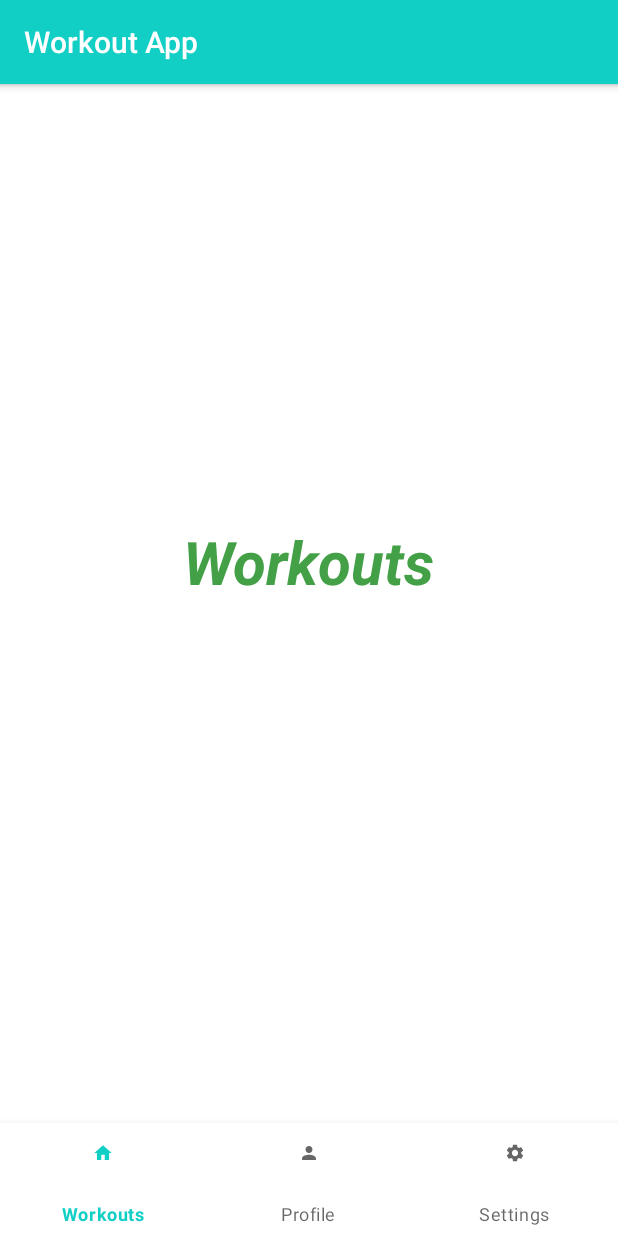
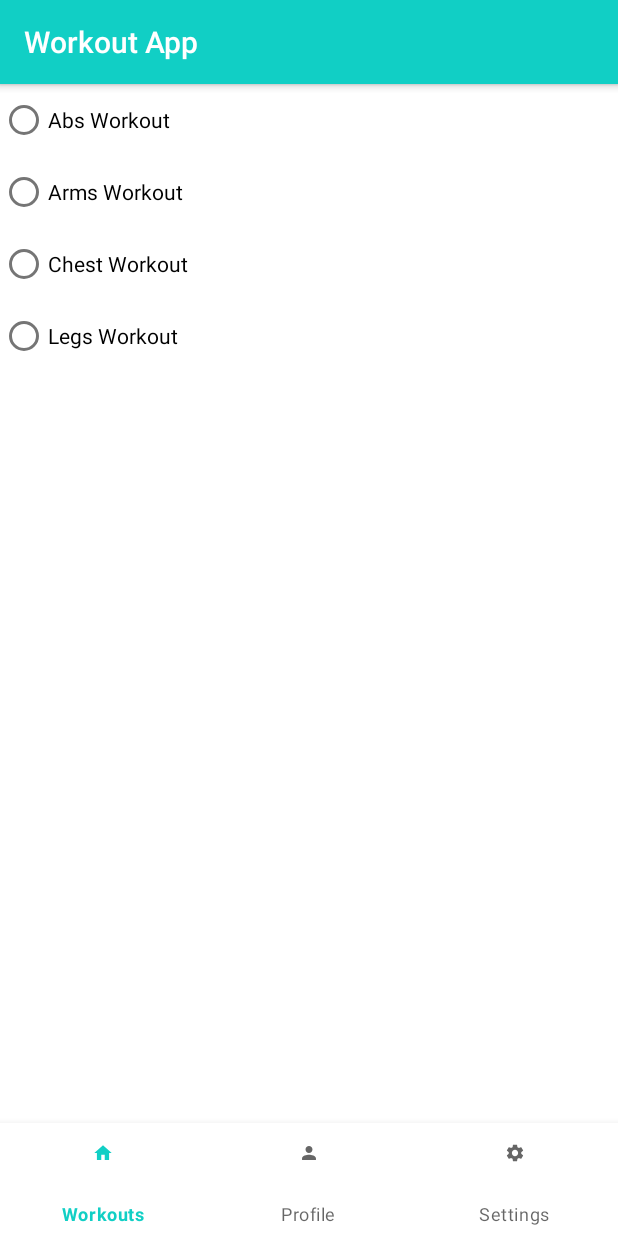
Before and after one commit to lewismuchoki/android-coursework, an Android app: the screen it shows after launch once a user with an empty profile is signed in (MainActivity), on a phone screen of 412 x 824 dp. Run offline under Robolectric (Android 15) with nearby library versions, the phone set to English and light mode, and no system bars; our stand-ins replace Firebase (no records; nobody signed in at launch, a user with empty details on screens opened directly); Roboto replaces fonts that are not available here.

Commit message:
Screen layouts

```diff
--- a/app/src/main/res/layout/fragment_workouts.xml
+++ b/app/src/main/res/layout/fragment_workouts.xml
@@ -6,24 +6,45 @@
     android:layout_height="match_parent"
     tools:context=".MainActivity">
 
+    <LinearLayout
+        android:id="@+id/linearLayout"
+        android:layout_width="0dp"
+        android:layout_height="605dp"
+        android:orientation="vertical"
+        app:layout_constraintEnd_toEndOf="parent"
+        app:layout_constraintStart_toStartOf="parent"
+        app:layout_constraintTop_toTopOf="parent">
+
         <include
             android:id="@+id/content"
             layout="@layout/toolbar_layout"
             android:layout_width="match_parent"
             android:layout_height="wrap_content" />
 
-    <TextView
-        android:id="@+id/workoutsFragment"
-        android:layout_width="wrap_content"
+        <RadioButton
+            android:id="@+id/radioButton"
+            android:layout_width="match_parent"
             android:layout_height="wrap_content"
-        android:text="Workouts"
-        android:textColor="#43a047"
-        android:textSize="40sp"
-        android:textStyle="italic|bold"
-        app:layout_constraintBottom_toBottomOf="parent"
-        app:layout_constraintEnd_toEndOf="parent"
-        app:layout_constraintHorizontal_bias="0.5"
-        app:layout_constraintStart_toStartOf="parent"
-        app:layout_constraintTop_toTopOf="parent" />
+            android:text="Abs Workout" />
+
+        <RadioButton
+            android:id="@+id/radioButton2"
+            android:layout_width="match_parent"
+            android:layout_height="wrap_content"
+            android:text="Arms Workout" />
+
+        <RadioButton
+            android:id="@+id/radioButton3"
+            android:layout_width="match_parent"
+            android:layout_height="wrap_content"
+            android:text="Chest Workout" />
+
+        <RadioButton
+            android:id="@+id/radioButton4"
+            android:layout_width="match_parent"
+            android:layout_height="wrap_content"
+            android:text="Legs Workout" />
+
+    </LinearLayout>
 
 </androidx.constraintlayout.widget.ConstraintLayout>
```
Also changed, not shown: app/src/main/res/layout/difficulty_level.xml (+20 -20 lines), app/src/main/res/layout/exercises_screen.xml (+22 -41 lines). Lines whose indentation alone changed are shown as unchanged.
